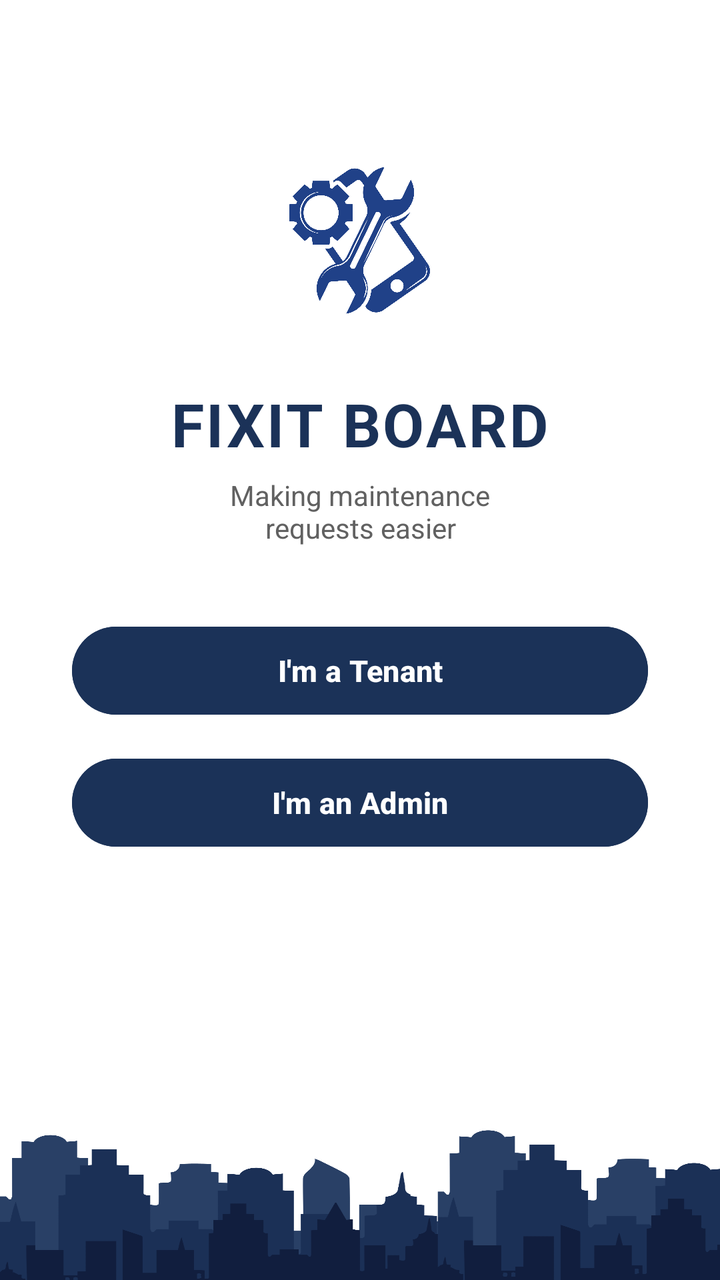
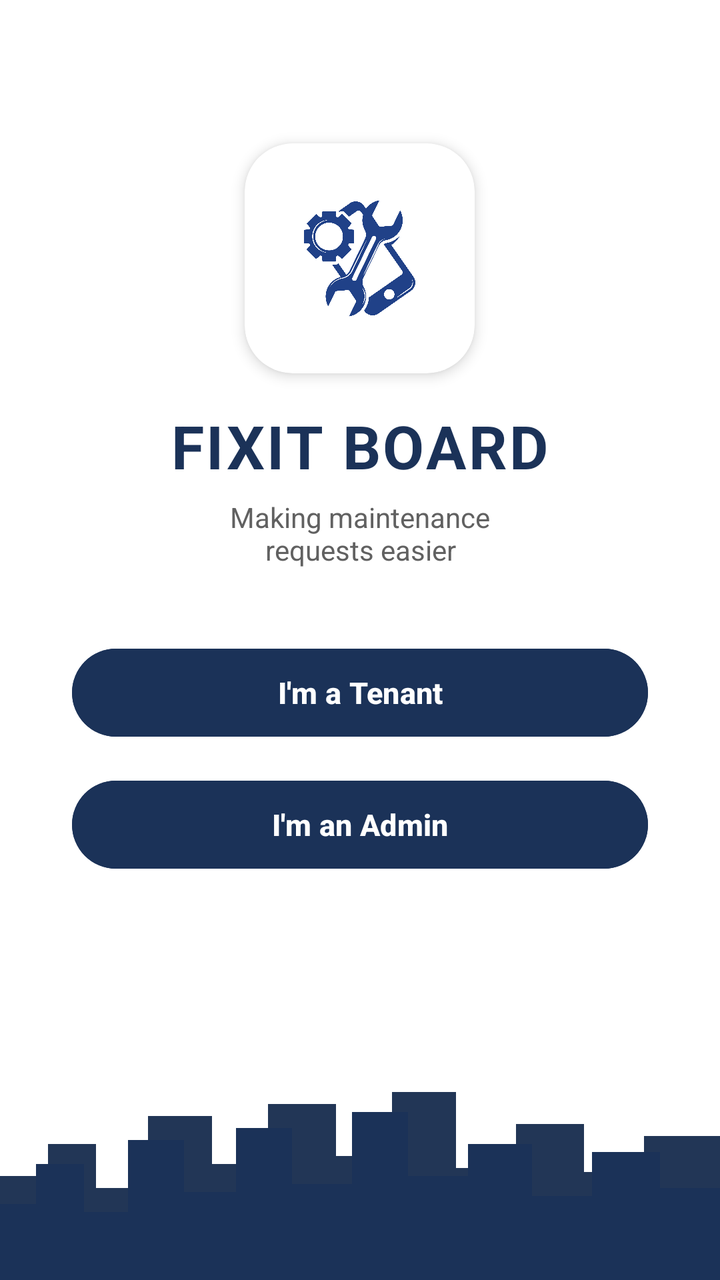

Compare the two renders of this Android layout. The source of the first and the diff that turns it into the second are given below.
<!-- AndroidManifest.xml: application theme Theme.FixItBoard -->
<!-- res/layout/activity_main.xml -->
<?xml version="1.0" encoding="utf-8"?>
<RelativeLayout xmlns:android="http://schemas.android.com/apk/res/android"
    xmlns:tools="http://schemas.android.com/tools"
    android:layout_width="match_parent"
    android:layout_height="match_parent"
    android:background="@color/white"
    android:fitsSystemWindows="true"
    tools:context=".MainActivity">

    <ImageView
        android:id="@+id/ivCityscape"
        android:layout_width="match_parent"
        android:layout_height="150dp"
        android:layout_alignParentBottom="true"
        android:contentDescription="City Skyline"
        android:scaleType="fitXY"
        android:src="@drawable/bg_cityscape" />

    <LinearLayout
        android:layout_width="match_parent"
        android:layout_height="match_parent"
        android:layout_above="@id/ivCityscape"
        android:gravity="center"
        android:orientation="vertical"
        android:paddingHorizontal="36dp">

        <ImageView
            android:id="@+id/ivLogo"
            android:layout_width="115dp"
            android:layout_height="115dp"
            android:layout_marginBottom="14dp"
            android:contentDescription="FixItBoard Logo"
            android:src="@drawable/logo_fixit" />

        <TextView
            android:layout_width="wrap_content"
            android:layout_height="wrap_content"
            android:letterSpacing="0.04"
            android:text="FIXIT BOARD"
            android:textColor="@color/navy_primary"
            android:textSize="30sp"
            android:textStyle="bold" />

        <TextView
            android:layout_width="wrap_content"
            android:layout_height="wrap_content"
            android:layout_marginTop="6dp"
            android:layout_marginBottom="36dp"
            android:text="Making maintenance\nrequests easier"
            android:textAlignment="center"
            android:textColor="@color/text_gray"
            android:textSize="14sp" />

        <Button
            android:id="@+id/btnTenant"
            android:layout_width="match_parent"
            android:layout_height="52dp"
            android:layout_marginBottom="14dp"
            android:backgroundTint="@color/navy_primary"
            android:text="I'm a Tenant"
            android:textAllCaps="false"
            android:textColor="@color/white"
            android:textSize="15sp"
            android:textStyle="bold" />

        <Button
            android:id="@+id/btnAdmin"
            android:layout_width="match_parent"
            android:layout_height="52dp"
            android:backgroundTint="@color/navy_primary"
            android:text="I'm an Admin"
            android:textAllCaps="false"
            android:textColor="@color/white"
            android:textSize="15sp"
            android:textStyle="bold" />

    </LinearLayout>

</RelativeLayout>
<!-- resources referenced by this layout -->
<resources>
  <color name="navy_primary">#1B3258</color>
  <color name="text_gray">#616161</color>
  <color name="white">#FFFFFFFF</color>
  <!-- drawable bg_cityscape: png bitmap (drawable, 66889 bytes) -->
  <!-- drawable logo_fixit: png bitmap (drawable, 124096 bytes) -->
  <style name="Theme.FixItBoard" parent="Base.Theme.FixItBoard" />
  <style name="Base.Theme.FixItBoard" parent="Theme.Material3.DayNight.NoActionBar">
          
          
      </style>
</resources>

<!-- the commit's change to res/layout/activity_main.xml (unified diff, before → after) -->
@@ -1,5 +1,6 @@
 <?xml version="1.0" encoding="utf-8"?>
 <RelativeLayout xmlns:android="http://schemas.android.com/apk/res/android"
+    xmlns:app="http://schemas.android.com/apk/res-auto"
     xmlns:tools="http://schemas.android.com/tools"
     android:layout_width="match_parent"
     android:layout_height="match_parent"
@@ -10,11 +11,11 @@
     <ImageView
         android:id="@+id/ivCityscape"
         android:layout_width="match_parent"
-        android:layout_height="150dp"
+        android:layout_height="130dp"
         android:layout_alignParentBottom="true"
         android:contentDescription="City Skyline"
         android:scaleType="fitXY"
-        android:src="@drawable/bg_cityscape" />
+        android:src="@drawable/bg_cityscape_vector" />
 
     <LinearLayout
         android:layout_width="match_parent"
@@ -24,13 +25,22 @@
         android:orientation="vertical"
         android:paddingHorizontal="36dp">
 
-        <ImageView
-            android:id="@+id/ivLogo"
+        <androidx.cardview.widget.CardView
             android:layout_width="115dp"
             android:layout_height="115dp"
-            android:layout_marginBottom="14dp"
-            android:contentDescription="FixItBoard Logo"
-            android:src="@drawable/logo_fixit" />
+            android:layout_marginBottom="16dp"
+            app:cardBackgroundColor="#FFFFFF"
+            app:cardCornerRadius="24dp"
+            app:cardElevation="4dp">
+
+            <ImageView
+                android:id="@+id/ivLogo"
+                android:layout_width="match_parent"
+                android:layout_height="match_parent"
+                android:contentDescription="FixItBoard Logo"
+                android:padding="12dp"
+                android:src="@drawable/logo_fixit" />
+        </androidx.cardview.widget.CardView>
 
         <TextView
             android:layout_width="wrap_content"
<!-- resource entries referenced after the edit -->
@@ -3,7 +3,24 @@
   <color name="navy_primary">#1B3258</color>
   <color name="text_gray">#616161</color>
   <color name="white">#FFFFFFFF</color>
-  <!-- drawable bg_cityscape: png bitmap (drawable, 66889 bytes) -->
+  <!-- drawable bg_cityscape_vector (drawable) -->
+  <?xml version="1.0" encoding="utf-8"?>
+  <vector xmlns:android="http://schemas.android.com/apk/res/android"
+      android:width="360dp"
+      android:height="130dp"
+      android:viewportWidth="360"
+      android:viewportHeight="130">
+  
+      
+      <path
+          android:fillColor="#223656"
+          android:pathData="M0,130 L0,78 L24,78 L24,62 L48,62 L48,84 L74,84 L74,48 L106,48 L106,72 L134,72 L134,42 L168,42 L168,68 L196,68 L196,36 L228,36 L228,74 L258,74 L258,52 L292,52 L292,76 L322,76 L322,58 L360,58 L360,130 Z" />
+  
+      
+      <path
+          android:fillColor="@color/navy_primary"
+          android:pathData="M0,130 L0,92 L18,92 L18,72 L42,72 L42,96 L64,96 L64,60 L92,60 L92,86 L118,86 L118,54 L146,54 L146,82 L176,82 L176,46 L204,46 L204,78 L234,78 L234,62 L266,62 L266,88 L296,88 L296,66 L330,66 L330,84 L360,84 L360,130 Z" />
+  </vector>
   <!-- drawable logo_fixit: png bitmap (drawable, 124096 bytes) -->
   <style name="Theme.FixItBoard" parent="Base.Theme.FixItBoard" />
   <style name="Base.Theme.FixItBoard" parent="Theme.Material3.DayNight.NoActionBar">
